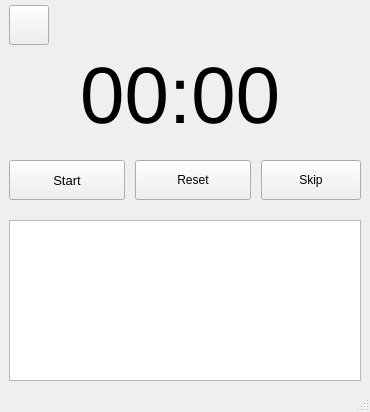
Above: ui/mainwindow.ui from TiagoSBO/qt-pomodoro-timer before the change. Below: the same form after it.
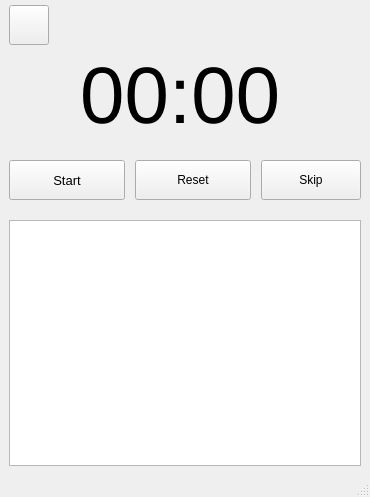
That is the form after the change.

Commit message: refactor: element alignment

The edit to the form file:
```diff
--- a/ui/mainwindow.ui
+++ b/ui/mainwindow.ui
@@ -7,19 +7,19 @@
     <x>0</x>
     <y>0</y>
     <width>370</width>
-    <height>412</height>
+    <height>497</height>
    </rect>
   </property>
   <property name="minimumSize">
    <size>
     <width>370</width>
-    <height>412</height>
+    <height>400</height>
    </size>
   </property>
   <property name="maximumSize">
    <size>
     <width>370</width>
-    <height>540</height>
+    <height>500</height>
    </size>
   </property>
   <property name="windowTitle">
```
